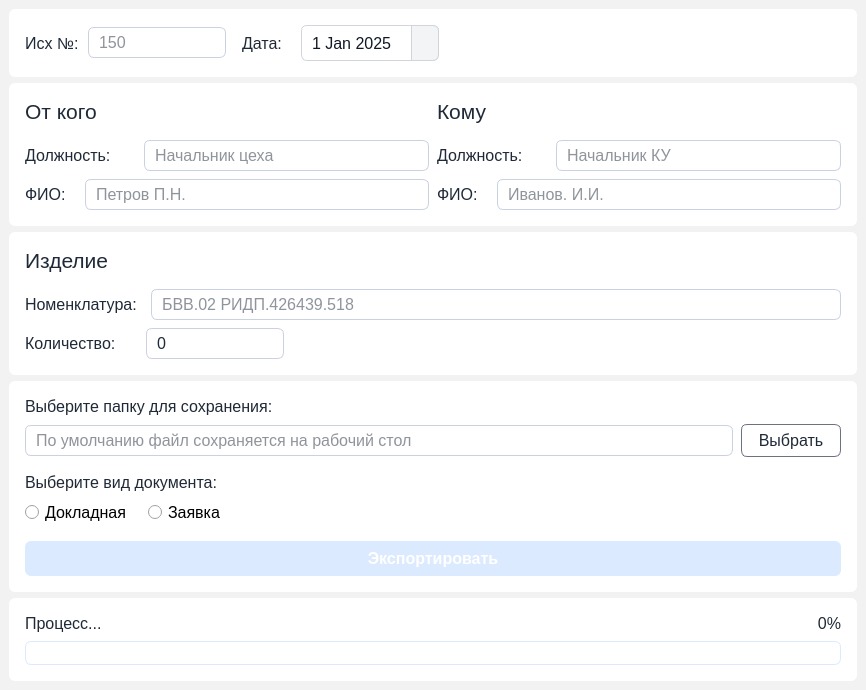
This is ui/documentUI.ui in pntech-dev/Stockwise as Qt 5 draws it before an edit. The edited form follows.
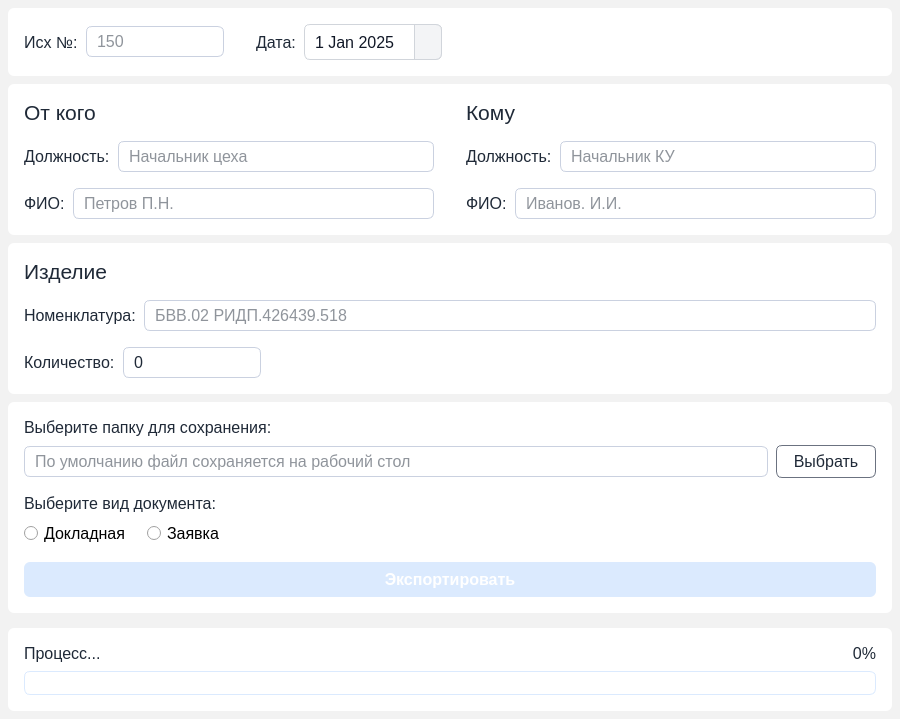
This is the edited form. Icons and pictures are not drawn.

What changed in the file:
```diff
--- a/ui/documentUI.ui
+++ b/ui/documentUI.ui
@@ -6,10 +6,22 @@
    <rect>
     <x>0</x>
     <y>0</y>
-    <width>866</width>
-    <height>585</height>
+    <width>900</width>
+    <height>719</height>
    </rect>
   </property>
+  <property name="minimumSize">
+   <size>
+    <width>0</width>
+    <height>0</height>
+   </size>
+  </property>
+  <property name="maximumSize">
+   <size>
+    <width>16777215</width>
+    <height>16777215</height>
+   </size>
+  </property>
   <property name="windowTitle">
    <string>Создание документа</string>
   </property>
@@ -187,6 +199,21 @@
   </property>
   <widget class="QWidget" name="centralwidget">
    <layout class="QVBoxLayout" name="verticalLayout_12">
+    <property name="spacing">
+     <number>8</number>
+    </property>
+    <property name="leftMargin">
+     <number>8</number>
+    </property>
+    <property name="topMargin">
+     <number>8</number>
+    </property>
+    <property name="rightMargin">
+     <number>8</number>
+    </property>
+    <property name="bottomMargin">
+     <number>8</number>
+    </property>
     <item>
      <widget class="QFrame" name="number_date_frame">
       <property name="frameShape">
@@ -197,7 +224,7 @@
       </property>
       <layout class="QHBoxLayout" name="horizontalLayout_3">
        <property name="spacing">
-        <number>16</number>
+        <number>32</number>
        </property>
        <property name="leftMargin">
         <number>16</number>
@@ -221,7 +248,7 @@
          </property>
          <layout class="QHBoxLayout" name="horizontalLayout">
           <property name="spacing">
-           <number>9</number>
+           <number>8</number>
           </property>
           <property name="leftMargin">
            <number>0</number>
@@ -297,7 +324,7 @@
          </property>
          <layout class="QHBoxLayout" name="horizontalLayout_2">
           <property name="spacing">
-           <number>19</number>
+           <number>8</number>
           </property>
           <property name="leftMargin">
            <number>0</number>
@@ -402,7 +429,7 @@
       </property>
       <layout class="QHBoxLayout" name="horizontalLayout_8">
        <property name="spacing">
-        <number>8</number>
+        <number>32</number>
        </property>
        <property name="leftMargin">
         <number>16</number>
@@ -469,7 +496,7 @@
             </property>
             <layout class="QVBoxLayout" name="verticalLayout_2">
              <property name="spacing">
-              <number>8</number>
+              <number>16</number>
              </property>
              <property name="leftMargin">
               <number>0</number>
@@ -493,7 +520,7 @@
                </property>
                <layout class="QHBoxLayout" name="horizontalLayout_4">
                 <property name="spacing">
-                 <number>33</number>
+                 <number>8</number>
                 </property>
                 <property name="leftMargin">
                  <number>0</number>
@@ -560,7 +587,7 @@
                </property>
                <layout class="QHBoxLayout" name="horizontalLayout_5">
                 <property name="spacing">
-                 <number>19</number>
+                 <number>8</number>
                 </property>
                 <property name="leftMargin">
                  <number>0</number>
@@ -676,7 +703,7 @@
             </property>
             <layout class="QVBoxLayout" name="verticalLayout_5">
              <property name="spacing">
-              <number>8</number>
+              <number>16</number>
              </property>
              <property name="leftMargin">
               <number>0</number>
@@ -700,7 +727,7 @@
                </property>
                <layout class="QHBoxLayout" name="horizontalLayout_6">
                 <property name="spacing">
-                 <number>33</number>
+                 <number>8</number>
                 </property>
                 <property name="leftMargin">
                  <number>0</number>
@@ -767,7 +794,7 @@
                </property>
                <layout class="QHBoxLayout" name="horizontalLayout_7">
                 <property name="spacing">
-                 <number>19</number>
+                 <number>8</number>
                 </property>
                 <property name="leftMargin">
                  <number>0</number>
@@ -879,7 +906,7 @@
          </property>
          <layout class="QVBoxLayout" name="verticalLayout_6">
           <property name="spacing">
-           <number>8</number>
+           <number>16</number>
           </property>
           <property name="leftMargin">
            <number>0</number>
@@ -903,7 +930,7 @@
             </property>
             <layout class="QHBoxLayout" name="horizontalLayout_9">
              <property name="spacing">
-              <number>14</number>
+              <number>8</number>
              </property>
              <property name="leftMargin">
               <number>0</number>
@@ -972,7 +999,7 @@
             </property>
             <layout class="QHBoxLayout" name="horizontalLayout_10">
              <property name="spacing">
-              <number>30</number>
+              <number>8</number>
              </property>
              <property name="leftMargin">
               <number>0</number>
```
